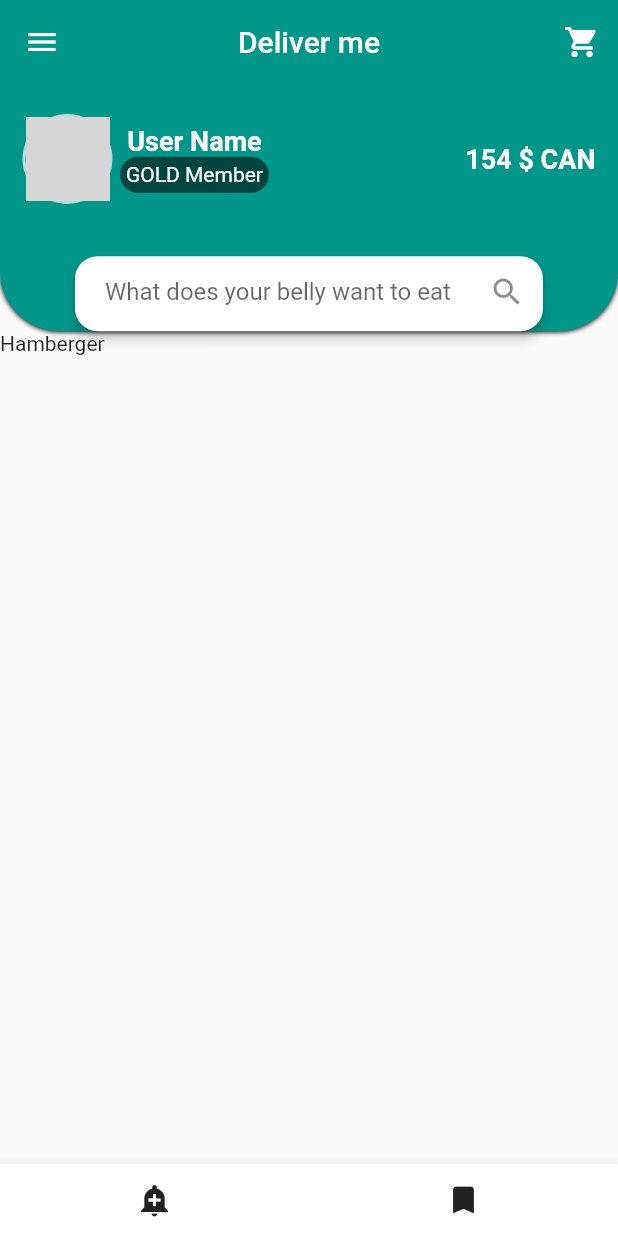
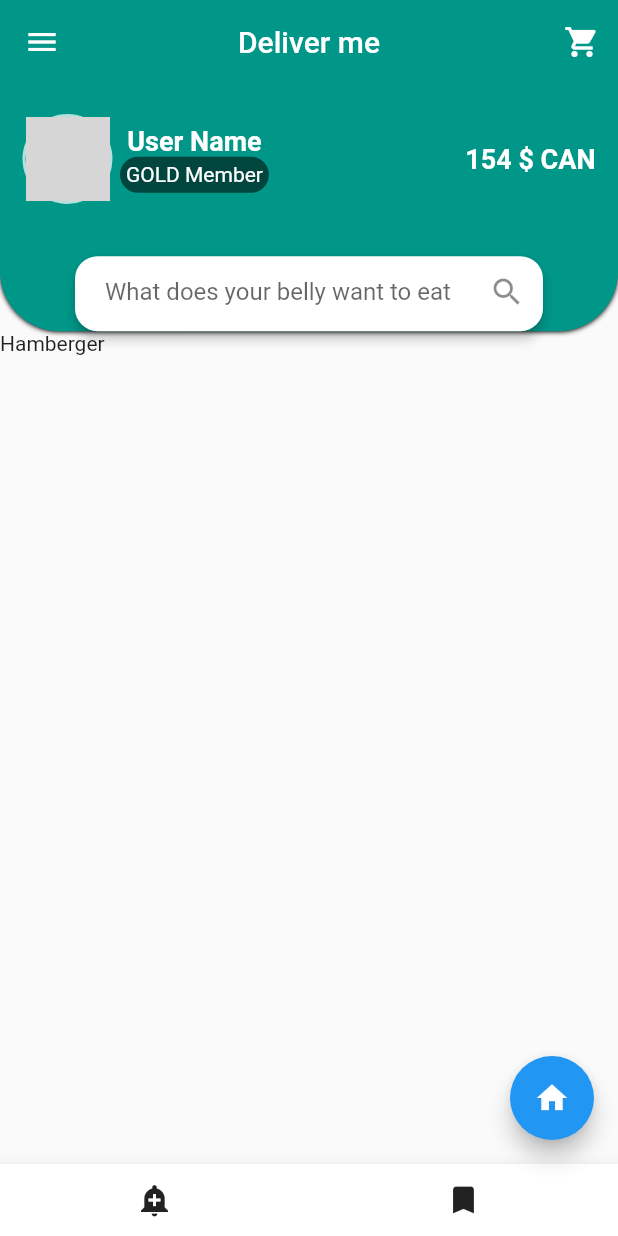
Before and after one commit to AbuNiaz/Food_service_ui_design, a Flutter app: the screen it shows after launch, on a phone screen of 412 x 824 dp. Run offline on Flutter 3.47's test engine with Material 2 defaults, Android fonts, the phone set to English and light mode, and no system bars; grey boxes are pictures that could not be loaded.

Commit message:
Update main.dart

```diff
--- a/food_sevice_ui/lib/main.dart
+++ b/food_sevice_ui/lib/main.dart
@@ -52,6 +52,10 @@ class _HambergerState extends State<Hamberger> {
           ]))
         ],
       ),
+      floatingActionButton: FloatingActionButton(
+        onPressed: () {},
+        child: const Icon(Icons.home),
+      ),
       bottomNavigationBar: BottomAppBar(
         child: Row(
           children: [
```
